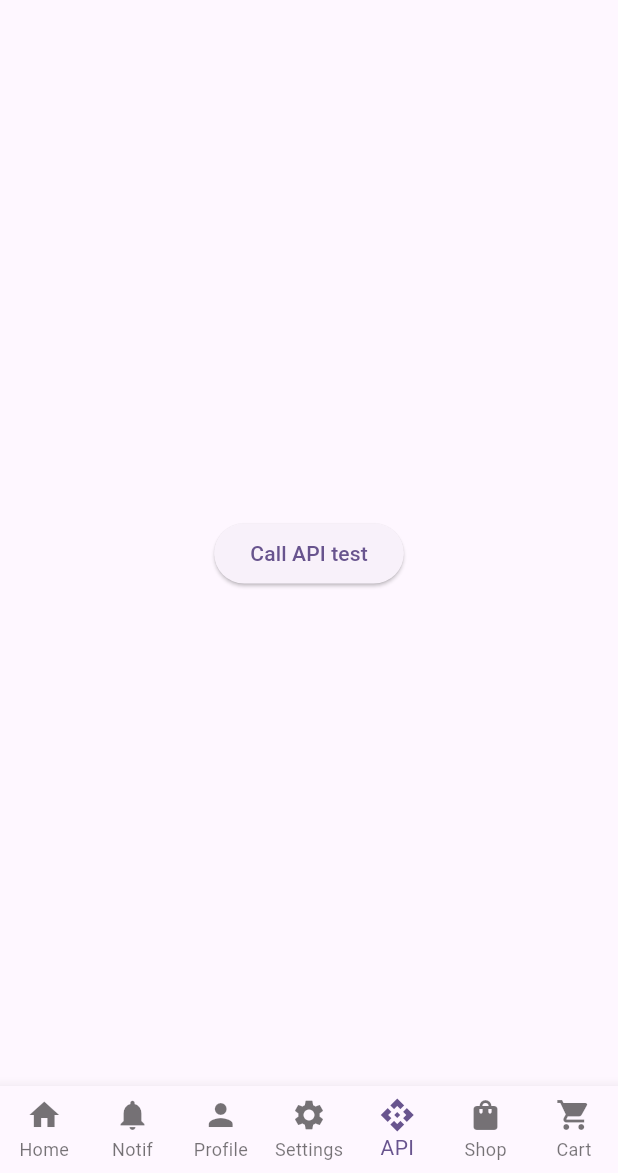
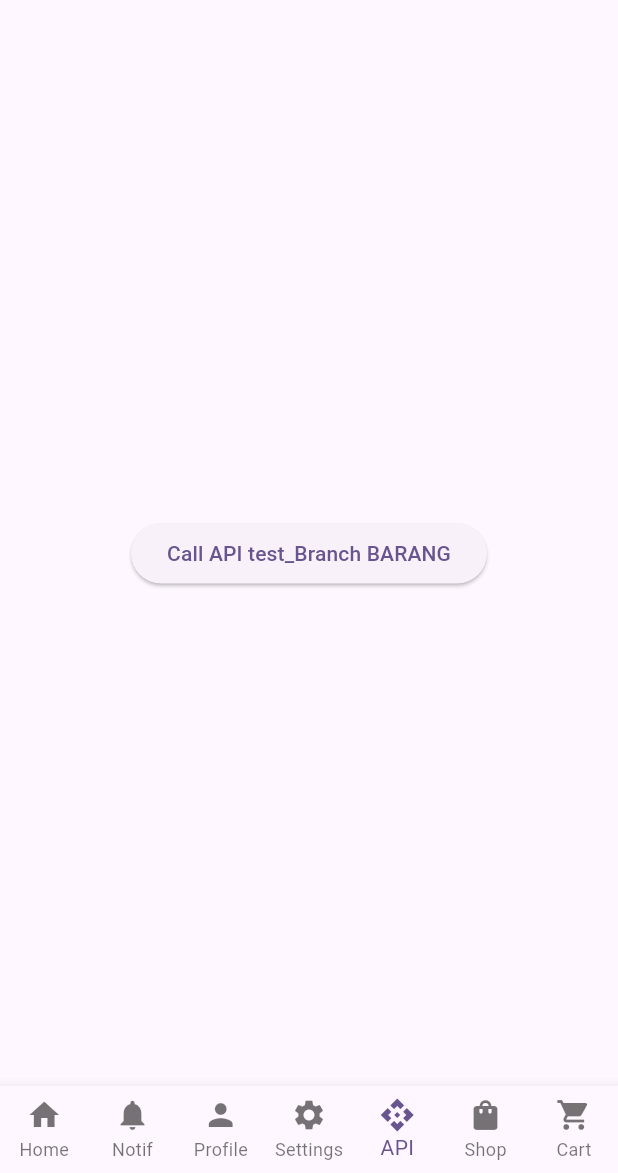
Before and after one commit to KONGBARANG/project-flutter, a Flutter app: the screen it shows after launch, item 5 of the bottom bar chosen, on a phone screen of 412 x 824 dp, the part 63-1236 px from its top. Run offline on Flutter 3.47's test engine with Material 3 defaults, Android fonts, the phone set to English and light mode, and no system bars.

Commit message:
update test

```diff
--- a/lib/features/api_test/api_test_screen.dart
+++ b/lib/features/api_test/api_test_screen.dart
@@ -21,7 +21,7 @@ class ApiTestScreen extends StatelessWidget {
               );
             }
           },
-          child: const Text('Call API test'),
+          child: const Text('Call API test_Branch BARANG'),
         ),
       ),
     );
```
